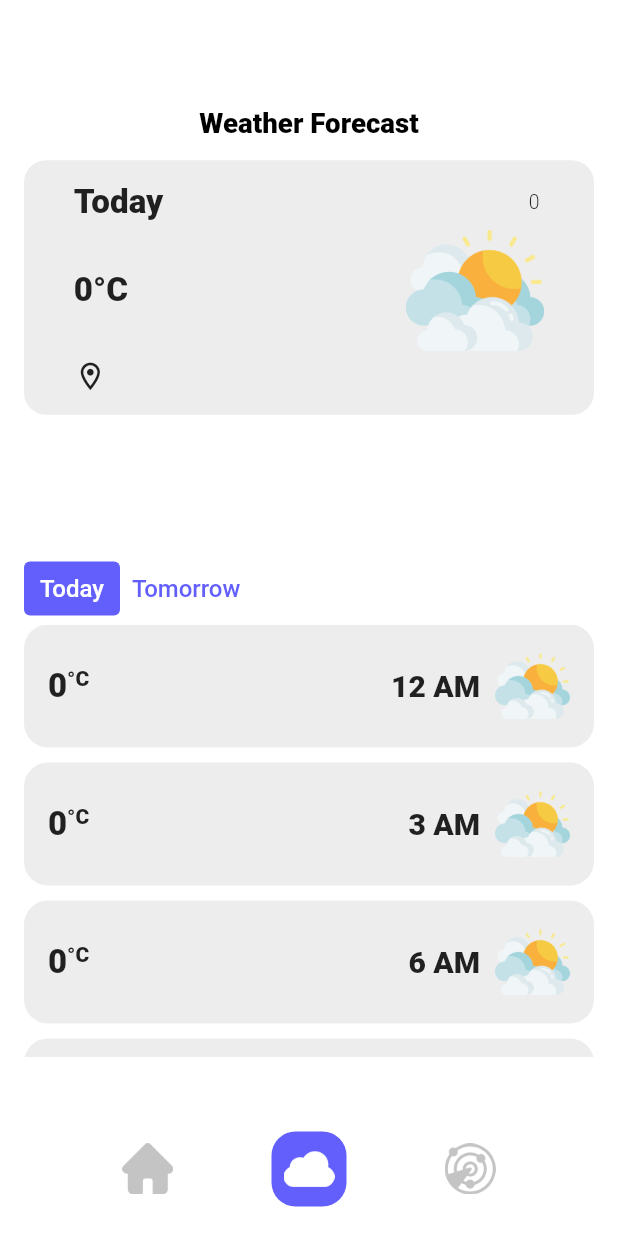
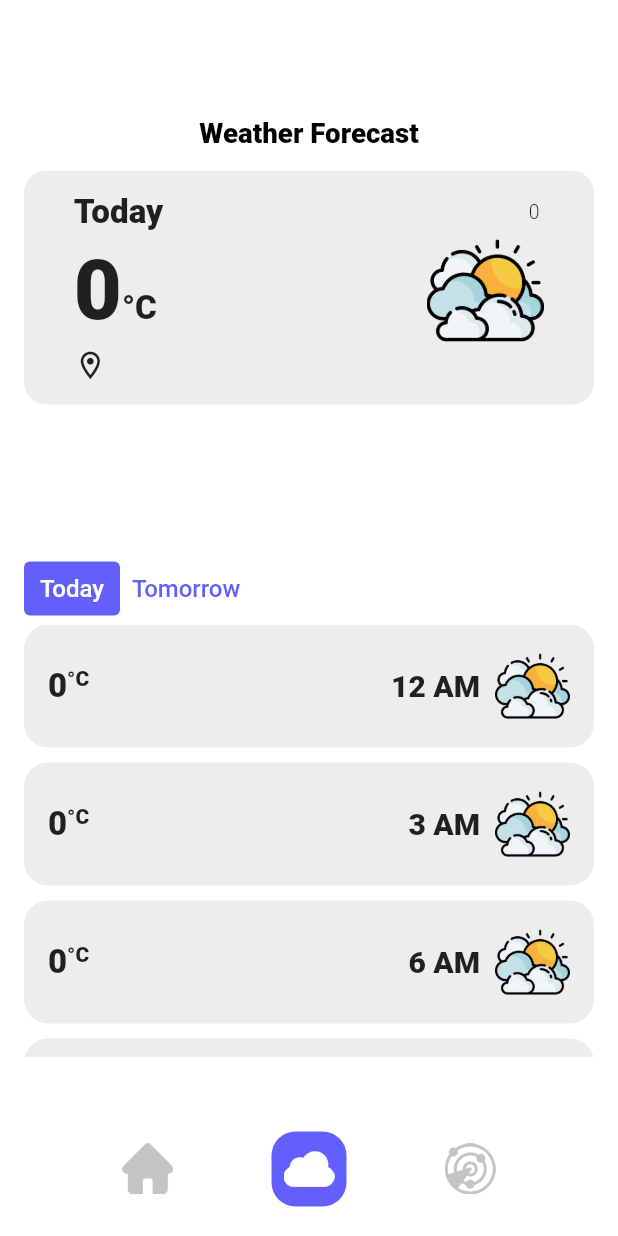
Before and after one commit to angelohizon-coder/Padyak, a Flutter app: the WeatherPage screen opened by its route, on a phone screen of 412 x 824 dp. Run offline on Flutter 3.47's test engine with Material 2 defaults, Android fonts, the phone set to English and light mode, and no system bars; our stand-ins replace auto_size_text, flutter_spinkit, geolocator, google_maps_flutter, percent_indicator, sliding_up_panel; network calls fail.

```diff
--- a/lib/main.dart
+++ b/lib/main.dart
@@ -6,7 +6,7 @@ import 'pages/proximity_page.dart';
 import 'package:padyak/pages/loading_page.dart';
 
 void main() {
-    runApp(
+  runApp(
     MaterialApp(
       theme: ThemeData(
         scaffoldBackgroundColor: const Color(0xFFEDEDED),
@@ -18,7 +18,6 @@ void main() {
         '/map_page': (context) => MapPage(),
         '/result_page': (context) => const ResultPage(),
         'weather_page': (context) => const WeatherPage()
-        // WeatherPage.routeName: (context) => const WeatherPage(weatherData: null, forecastData: null)
       },
     ),
   );
--- a/lib/pages/weather_page.dart
+++ b/lib/pages/weather_page.dart
@@ -10,12 +10,7 @@ import 'package:padyak/services/weather.dart';
 class WeatherPage extends StatefulWidget {
   const WeatherPage({
     Key? key,
-    // required this.weatherData,
-    // required this.forecastData
   }) : super(key: key);
-  // static const routeName = '/weather_page';
-  // final dynamic weatherData;
-  // final dynamic forecastData;
 
   @override
   _WeatherPageState createState() => _WeatherPageState();
@@ -57,17 +52,16 @@ class _WeatherPageState extends State<WeatherPage> {
   }
 
   void updateUI(dynamic forecastData, dynamic weatherData) {
-    setState(() {
+    setState(
+      () {
         if (forecastData == null || weatherData == null) {
           cityName = '';
           temperature = 0;
           condition = 'cloudy.png';
-        for (int i = 0; i < 40; i++)
-        {
+          for (int i = 0; i < 40; i++) {
             threeHourTemp[i] = 0;
           }
-        for (int i = 0; i < 40; i++)
-        {
+          for (int i = 0; i < 40; i++) {
             threeHourCond[i] = 'cloudy.png';
           }
           return;
@@ -78,50 +72,50 @@ class _WeatherPageState extends State<WeatherPage> {
         int weekDate = now.weekday;
         day = now.day;
         var weekList = {
-        1:'Mon',
-        2:'Tue',
-        3:'Wed',
-        4:'Thu',
-        5:'Fri',
-        6:'Sat',
-        7:'Sun',
-        8:'Mon',
-        9:'Tue',
-        10:'Wed',
-        11:'Thu'
+          1: 'Mon',
+          2: 'Tue',
+          3: 'Wed',
+          4: 'Thu',
+          5: 'Fri',
+          6: 'Sat',
+          7: 'Sun',
+          8: 'Mon',
+          9: 'Tue',
+          10: 'Wed',
+          11: 'Thu'
         };
         var monthList = {
-        1:'Jan',
-        2:'Feb',
-        3:'Mar',
-        4:'Apr',
-        5:'May',
-        6:'Jun',
-        7:'Jul',
-        8:'Aug',
-        9:'Sep',
-        10:'Oct',
-        11:'Nov',
-        12:'Dec'
+          1: 'Jan',
+          2: 'Feb',
+          3: 'Mar',
+          4: 'Apr',
+          5: 'May',
+          6: 'Jun',
+          7: 'Jul',
+          8: 'Aug',
+          9: 'Sep',
+          10: 'Oct',
+          11: 'Nov',
+          12: 'Dec'
         };
         weekDay = weekList[weekDate].toString();
-      thirdWeekDay = weekList[weekDate+2].toString();
-      fourthWeekDay = weekList[weekDate+3].toString();
-      fifthWeekDay = weekList[weekDate+4].toString();
+        thirdWeekDay = weekList[weekDate + 2].toString();
+        fourthWeekDay = weekList[weekDate + 3].toString();
+        fifthWeekDay = weekList[weekDate + 4].toString();
         month = monthList[monthDate].toString();
         cityName = weatherData['name'];
         temperature = weatherData['main']['temp'].toInt();
         condition = weather.getWeatherImage(weatherData['weather'][0]['main']);
 
-      for (int i = 0; i < 40; i++)
-      {
+        for (int i = 0; i < 40; i++) {
           threeHourTemp[i] = forecastData['list'][i]['main']['temp'].toInt();
         }
-      for (int i = 0; i < 40; i++)
-      {
-        threeHourCond[i] = weather.getWeatherImage(forecastData['list'][i]['weather'][0]['main']);
+        for (int i = 0; i < 40; i++) {
+          threeHourCond[i] = weather
+              .getWeatherImage(forecastData['list'][i]['weather'][0]['main']);
         }
-    });
+      },
+    );
   }
 
   SizedBox dayWeather(int i) {
@@ -134,7 +128,8 @@ class _WeatherPageState extends State<WeatherPage> {
           Container(
             child: Padding(
               padding: const EdgeInsets.all(16.0),
-              child: threeHourWeather(threeHourTemp[i], threeHourCond[i], '12 AM'),
+              child:
+                  threeHourWeather(threeHourTemp[i], threeHourCond[i], '12 AM'),
             ),
             decoration: BoxDecoration(
               borderRadius: BorderRadius.circular(16),
@@ -147,7 +142,8 @@ class _WeatherPageState extends State<WeatherPage> {
           Container(
             child: Padding(
               padding: const EdgeInsets.all(16.0),
-              child: threeHourWeather(threeHourTemp[i+1], threeHourCond[i+1], '3 AM'),
+              child: threeHourWeather(
+                  threeHourTemp[i + 1], threeHourCond[i + 1], '3 AM'),
             ),
             decoration: BoxDecoration(
               borderRadius: BorderRadius.circular(16),
@@ -160,7 +156,8 @@ class _WeatherPageState extends State<WeatherPage> {
           Container(
             child: Padding(
               padding: const EdgeInsets.all(16.0),
-              child: threeHourWeather(threeHourTemp[i+2], threeHourCond[i+2], '6 AM'),
+              child: threeHourWeather(
+                  threeHourTemp[i + 2], threeHourCond[i + 2], '6 AM'),
             ),
             decoration: BoxDecoration(
               borderRadius: BorderRadius.circular(16),
@@ -173,7 +170,8 @@ class _WeatherPageState extends State<WeatherPage> {
           Container(
             child: Padding(
               padding: const EdgeInsets.all(16.0),
-              child: threeHourWeather(threeHourTemp[i+3], threeHourCond[i+3], '9 AM'),
+              child: threeHourWeather(
+                  threeHourTemp[i + 3], threeHourCond[i + 3], '9 AM'),
             ),
             decoration: BoxDecoration(
               borderRadius: BorderRadius.circular(16),
@@ -186,7 +184,8 @@ class _WeatherPageState extends State<WeatherPage> {
           Container(
             child: Padding(
               padding: const EdgeInsets.all(16.0),
-              child: threeHourWeather(threeHourTemp[i+4], threeHourCond[i+4], '12 PM'),
+              child: threeHourWeather(
+                  threeHourTemp[i + 4], threeHourCond[i + 4], '12 PM'),
             ),
             decoration: BoxDecoration(
               borderRadius: BorderRadius.circular(16),
@@ -199,7 +198,8 @@ class _WeatherPageState extends State<WeatherPage> {
           Container(
             child: Padding(
               padding: const EdgeInsets.all(16.0),
-              child: threeHourWeather(threeHourTemp[i+5], threeHourCond[i+5], '3 PM'),
+              child: threeHourWeather(
+                  threeHourTemp[i + 5], threeHourCond[i + 5], '3 PM'),
             ),
             decoration: BoxDecoration(
               borderRadius: BorderRadius.circular(16),
@@ -212,7 +212,8 @@ class _WeatherPageState extends State<WeatherPage> {
           Container(
             child: Padding(
               padding: const EdgeInsets.all(16.0),
-              child: threeHourWeather(threeHourTemp[i+6], threeHourCond[i+6], '6 PM'),
+              child: threeHourWeather(
+                  threeHourTemp[i + 6], threeHourCond[i + 6], '6 PM'),
             ),
             decoration: BoxDecoration(
               borderRadius: BorderRadius.circular(16),
@@ -225,7 +226,8 @@ class _WeatherPageState extends State<WeatherPage> {
           Container(
             child: Padding(
               padding: const EdgeInsets.all(16.0),
-              child: threeHourWeather(threeHourTemp[i+7], threeHourCond[i+7], '9 PM'),
+              child: threeHourWeather(
+                  threeHourTemp[i + 7], threeHourCond[i + 7], '9 PM'),
             ),
             decoration: BoxDecoration(
               borderRadius: BorderRadius.circular(16),
@@ -235,66 +237,6 @@ class _WeatherPageState extends State<WeatherPage> {
           const SizedBox(
             height: 10,
           ),
-          // Container(
-          //   child: Padding(
-          //     padding: const EdgeInsets.all(16.0),
-          //     child: Row(
-          //       mainAxisAlignment:
-          //       MainAxisAlignment.spaceAround,
-          //       children: [
-          //         Expanded(
-          //           child: Row(
-          //             crossAxisAlignment:
-          //             CrossAxisAlignment.start,
-          //             children: [
-          //               Text(
-          //                 '${threeHourTemp[8]}',
-          //                 style: const TextStyle(
-          //                   fontSize: 22,
-          //                   fontWeight: FontWeight.w900,
-          //                 ),
-          //               ),
-          //               const Text(
-          //                 '°C',
-          //                 style: TextStyle(
-          //                   fontWeight: FontWeight.w900,
-          //                 ),
-          //               ),
-          //             ],
-          //           ),
-          //         ),
-          //         Expanded(
-          //           child: Row(
-          //             mainAxisAlignment: MainAxisAlignment.end,
-          //             children: [
-          //               const Text(
-          //                 '9 PM',
-          //                 style: TextStyle(
-          //                   fontSize: 20,
-          //                   fontWeight: FontWeight.w900,
-          //                 ),
-          //               ),
-          //               const SizedBox(
-          //                 width: 10,
-          //               ),
-          //               Image.asset(
-          //                 'images/weather/${threeHourCond[8]}',
-          //                 height: 50,
-          //               ),
-          //             ],
-          //           ),
-          //         ),
-          //       ],
-          //     ),
-          //   ),
-          //   decoration: BoxDecoration(
-          //     borderRadius: BorderRadius.circular(16),
-          //     color: const Color(0xFFEDEDED),
-          //   ),
-          // ),
-          // const SizedBox(
-          //   height: 10,
-          // ),
         ],
       ),
     );
@@ -302,13 +244,11 @@ class _WeatherPageState extends State<WeatherPage> {
 
   Row threeHourWeather(int temp, String cond, String time) {
     return Row(
-      mainAxisAlignment:
-      MainAxisAlignment.spaceAround,
+      mainAxisAlignment: MainAxisAlignment.spaceAround,
       children: [
         Expanded(
           child: Row(
-            crossAxisAlignment:
-            CrossAxisAlignment.start,
+            crossAxisAlignment: CrossAxisAlignment.start,
             children: [
               Text(
                 '$temp',
@@ -391,7 +331,8 @@ class _WeatherPageState extends State<WeatherPage> {
                             mainAxisAlignment: MainAxisAlignment.spaceBetween,
                             children: [
                               Row(
-                                mainAxisAlignment: MainAxisAlignment.spaceBetween,
+                                mainAxisAlignment:
+                                    MainAxisAlignment.spaceBetween,
                                 children: [
                                   const Text(
                                     'Today',
@@ -420,7 +361,7 @@ class _WeatherPageState extends State<WeatherPage> {
                                       Text(
                                         '$temperature',
                                         style: const TextStyle(
-                                          fontSize: 24,
+                                          fontSize: 60,
                                           fontWeight: FontWeight.w900,
                                         ),
                                       ),
@@ -435,7 +376,7 @@ class _WeatherPageState extends State<WeatherPage> {
                                   ),
                                   Image.asset(
                                     'images/weather/$condition',
-                                    height: 100,
+                                    height: 85,
                                     fit: BoxFit.fitWidth,
                                   )
                                 ],
@@ -464,30 +405,6 @@ class _WeatherPageState extends State<WeatherPage> {
               const SizedBox(
                 height: 16,
               ),
-              // SizedBox(////////////////////////////////////////////////// GET WEATHER BUTTON
-              //   height: 50,
-              //   width: 300,
-              //   child: TextButton(
-              //     style: ButtonStyle(
-              //       backgroundColor: MaterialStateProperty.all<Color>(
-              //         const Color(0xFF625FFD),
-              //       ),
-              //       shape: MaterialStateProperty.all<
-              //       RoundedRectangleBorder>(
-              //         RoundedRectangleBorder(borderRadius: BorderRadius.circular(8.0)),
-              //       ),
-              //     ),
-              //     onPressed: () async {
-              //       var forecastData = await weather.getLocationForecast();
-              //       var weatherData = await weather.getLocationWeather();
-              //       updateUI(forecastData, weatherData);
-              //     },
-              //     child: Text(
-              //       'Get Weather Forecast',
-              //       style: blueStyleIconButton,
-              //     ),
-              //   ),
-              // ),
               Expanded(
                 flex: 6,
                 child: Column(
@@ -508,9 +425,12 @@ class _WeatherPageState extends State<WeatherPage> {
                           },
                           child: Text(
                             'Today',
-                            style: todaySelected ? kActiveTextColour : kInactiveTextColour,
+                            style: todaySelected
+                                ? kActiveTextColour
+                                : kInactiveTextColour,
                           ),
-                          style: todaySelected ? kActiveColour : kInactiveColour,
+                          style:
+                              todaySelected ? kActiveColour : kInactiveColour,
                         ),
                         TextButton(
                           onPressed: () {
@@ -525,9 +445,13 @@ class _WeatherPageState extends State<WeatherPage> {
                           },
                           child: Text(
                             'Tomorrow',
-                            style: tomorrowSelected ? kActiveTextColour : kInactiveTextColour,
+                            style: tomorrowSelected
+                                ? kActiveTextColour
+                                : kInactiveTextColour,
                           ),
-                          style: tomorrowSelected ? kActiveColour : kInactiveColour,
+                          style: tomorrowSelected
+                              ? kActiveColour
+                              : kInactiveColour,
                         ),
                         TextButton(
                           onPressed: () {
@@ -542,9 +466,13 @@ class _WeatherPageState extends State<WeatherPage> {
                           },
                           child: Text(
                             thirdWeekDay,
-                            style: thirdDaySelected ? kActiveTextColour : kInactiveTextColour,
+                            style: thirdDaySelected
+                                ? kActiveTextColour
+                                : kInactiveTextColour,
                           ),
-                          style: thirdDaySelected ? kActiveColour : kInactiveColour,
+                          style: thirdDaySelected
+                              ? kActiveColour
+                              : kInactiveColour,
                         ),
                         TextButton(
                           onPressed: () {
@@ -559,26 +487,36 @@ class _WeatherPageState extends State<WeatherPage> {
                           },
                           child: Text(
                             fourthWeekDay,
-                            style: fourthDaySelected ? kActiveTextColour : kInactiveTextColour,
+                            style: fourthDaySelected
+                                ? kActiveTextColour
+                                : kInactiveTextColour,
                           ),
-                          style: fourthDaySelected ? kActiveColour : kInactiveColour,
+                          style: fourthDaySelected
+                              ? kActiveColour
+                              : kInactiveColour,
                         ),
                         TextButton(
                           onPressed: () {
-                            setState(() {
+                            setState(
+                              () {
                                 todaySelected = false;
                                 tomorrowSelected = false;
                                 thirdDaySelected = false;
                                 fourthDaySelected = false;
                                 fifthDaySelected = true;
-                            });
+                              },
+                            );
                             startingNumber = 32;
                           },
                           child: Text(
                             fifthWeekDay,
-                            style: fifthDaySelected ? kActiveTextColour : kInactiveTextColour,
+                            style: fifthDaySelected
+                                ? kActiveTextColour
+                                : kInactiveTextColour,
                           ),
-                          style: fifthDaySelected ? kActiveColour : kInactiveColour,
+                          style: fifthDaySelected
+                              ? kActiveColour
+                              : kInactiveColour,
                         ),
                       ],
                     ),
@@ -599,7 +537,8 @@ class _WeatherPageState extends State<WeatherPage> {
                           splashFactory: NoSplash.splashFactory,
                         ),
                         onPressed: () {
-                          Navigator.pushNamed(context, '/loading_page');
+                          Navigator.pop(context);
+                          // Navigator.pushNamed(context, '/loading_page');
                         },
                         child: Image.asset(
                           'images/menu/home.png',
--- a/pubspec.yaml
+++ b/pubspec.yaml
@@ -44,7 +44,6 @@ dependencies:
   flutter_spinkit: ^5.1.0
   dio: ^4.0.0
   flutter_polyline_points: ^1.0.0
-
 
 dev_dependencies:
   flutter_test:
```
Also changed, not shown: lib/pages/input_page.dart (+17 -7 lines), lib/pages/loading_page.dart (+17 -11 lines), images/weather/clear.png, images/weather/cloudy.png, images/weather/rain.png, images/weather/thunder.png, 1 other file. Lines whose indentation alone changed are shown as unchanged.
